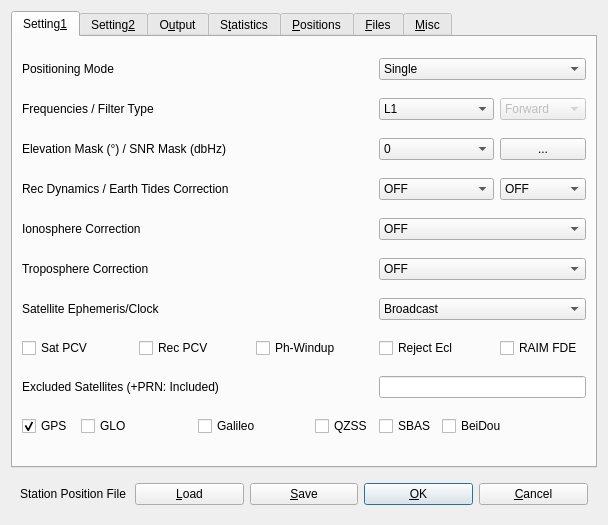
This is app/rtknavi_qt/naviopt.ui in tomojitakasu/RTKLIB as Qt 5 draws it before an edit. The edited form follows.
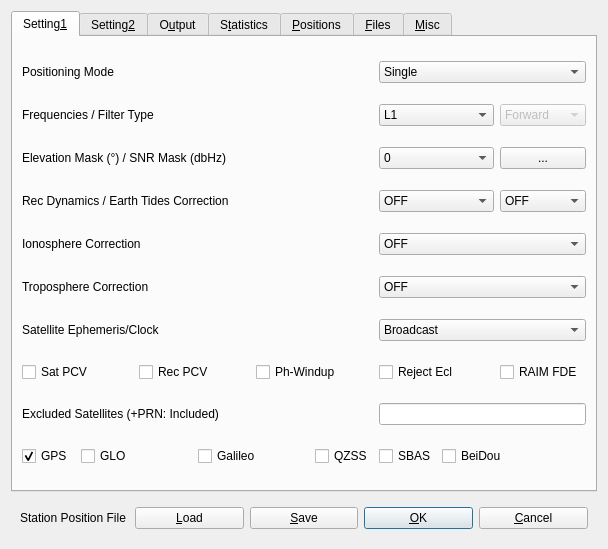
This is the edited form. The open tabs and pages were chosen to show the change. Icons and pictures are not drawn.

```diff
--- a/app/rtknavi_qt/naviopt.ui
+++ b/app/rtknavi_qt/naviopt.ui
@@ -7,7 +7,7 @@
     <x>0</x>
     <y>0</y>
     <width>608</width>
-    <height>525</height>
+    <height>549</height>
    </rect>
   </property>
   <property name="windowTitle">
```
Left out of the diff: 10 changed lines with no effect on the pictures.
